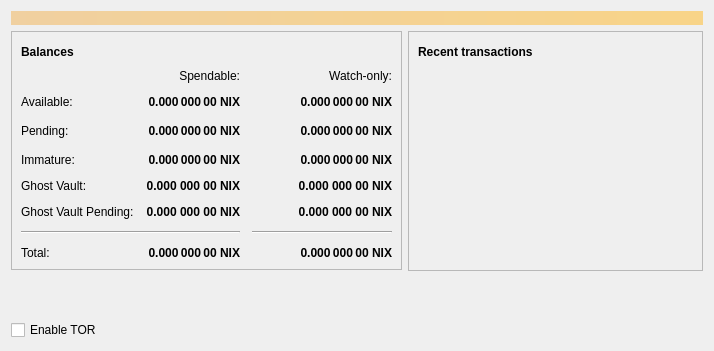
Before: the Qt Designer form src/qt/forms/overviewpage.ui in koifinance/NixCore, drawn with Qt 5.
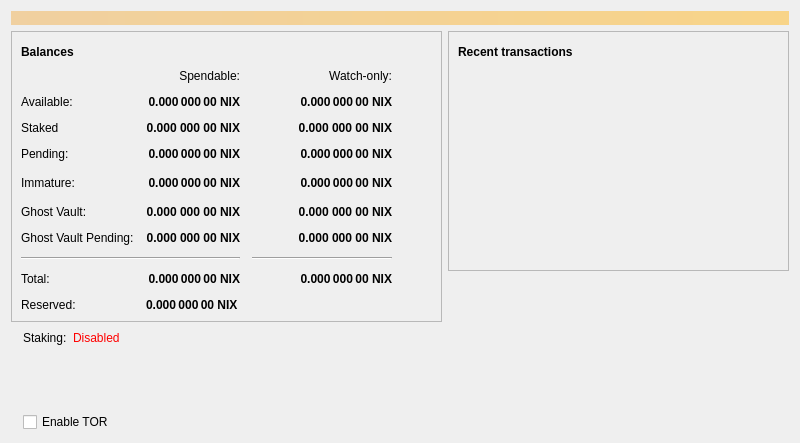
After: the same form once the commit is applied. Icons and pictures are not drawn.

Patch:
```diff
--- a/src/qt/forms/overviewpage.ui
+++ b/src/qt/forms/overviewpage.ui
@@ -6,8 +6,8 @@
    <rect>
     <x>0</x>
     <y>0</y>
-    <width>714</width>
-    <height>351</height>
+    <width>800</width>
+    <height>443</height>
    </rect>
   </property>
   <property name="windowTitle">
@@ -34,7 +34,7 @@
     </widget>
    </item>
    <item>
-    <layout class="QHBoxLayout" name="horizontalLayout" stretch="1,1">
+    <layout class="QHBoxLayout" name="horizontalLayout" stretch="0,1">
      <item>
       <layout class="QVBoxLayout" name="verticalLayout_2">
        <item>
@@ -114,8 +114,8 @@
             <property name="spacing">
              <number>12</number>
             </property>
-            <item row="7" column="2">
-             <widget class="QLabel" name="labelWatchTotal">
+            <item row="10" column="1">
+             <widget class="QLabel" name="labelTotal">
               <property name="font">
                <font>
                 <weight>75</weight>
@@ -139,27 +139,64 @@
               </property>
              </widget>
             </item>
-            <item row="7" column="0">
+            <item row="4" column="1">
+             <widget class="QLabel" name="labelImmature">
+              <property name="font">
+               <font>
+                <weight>75</weight>
+                <bold>true</bold>
+               </font>
+              </property>
+              <property name="cursor">
+               <cursorShape>IBeamCursor</cursorShape>
+              </property>
+              <property name="toolTip">
+               <string>Mined balance that has not yet matured</string>
+              </property>
+              <property name="text">
+               <string notr="true">0.000 000 00 NIX</string>
+              </property>
+              <property name="alignment">
+               <set>Qt::AlignRight|Qt::AlignTrailing|Qt::AlignVCenter</set>
+              </property>
+              <property name="textInteractionFlags">
+               <set>Qt::LinksAccessibleByMouse|Qt::TextSelectableByKeyboard|Qt::TextSelectableByMouse</set>
+              </property>
+             </widget>
+            </item>
+            <item row="4" column="2">
+             <widget class="QLabel" name="labelWatchImmature">
+              <property name="font">
+               <font>
+                <weight>75</weight>
+                <bold>true</bold>
+               </font>
+              </property>
+              <property name="cursor">
+               <cursorShape>IBeamCursor</cursorShape>
+              </property>
+              <property name="toolTip">
+               <string>Mined balance in watch-only addresses that has not yet matured</string>
+              </property>
+              <property name="text">
+               <string notr="true">0.000 000 00 NIX</string>
+              </property>
+              <property name="alignment">
+               <set>Qt::AlignRight|Qt::AlignTrailing|Qt::AlignVCenter</set>
+              </property>
+              <property name="textInteractionFlags">
+               <set>Qt::LinksAccessibleByMouse|Qt::TextSelectableByKeyboard|Qt::TextSelectableByMouse</set>
+              </property>
+             </widget>
+            </item>
+            <item row="10" column="0">
              <widget class="QLabel" name="labelTotalText">
               <property name="text">
                <string>Total:</string>
               </property>
              </widget>
             </item>
-            <item row="2" column="3">
-             <spacer name="horizontalSpacer_2">
-              <property name="orientation">
-               <enum>Qt::Horizontal</enum>
-              </property>
-              <property name="sizeHint" stdset="0">
-               <size>
-                <width>40</width>
-                <height>20</height>
-               </size>
-              </property>
-             </spacer>
-            </item>
-            <item row="2" column="1">
+            <item row="3" column="1">
              <widget class="QLabel" name="labelUnconfirmed">
               <property name="font">
                <font>
@@ -184,10 +221,203 @@
               </property>
              </widget>
             </item>
+            <item row="0" column="1">
+             <widget class="QLabel" name="labelSpendable">
+              <property name="text">
+               <string>Spendable:</string>
+              </property>
+              <property name="alignment">
+               <set>Qt::AlignRight|Qt::AlignTrailing|Qt::AlignVCenter</set>
+              </property>
+             </widget>
+            </item>
+            <item row="6" column="2">
+             <widget class="QLabel" name="labelWatchGhostUnconfirmed">
+              <property name="font">
+               <font>
+                <weight>75</weight>
+                <bold>true</bold>
+               </font>
+              </property>
+              <property name="text">
+               <string>0.000 000 00 NIX</string>
+              </property>
+              <property name="alignment">
+               <set>Qt::AlignRight|Qt::AlignTrailing|Qt::AlignVCenter</set>
+              </property>
+             </widget>
+            </item>
+            <item row="5" column="1">
+             <widget class="QLabel" name="labelGhost">
+              <property name="font">
+               <font>
+                <weight>75</weight>
+                <bold>true</bold>
+               </font>
+              </property>
+              <property name="text">
+               <string>0.000 000 00 NIX</string>
+              </property>
+              <property name="alignment">
+               <set>Qt::AlignRight|Qt::AlignTrailing|Qt::AlignVCenter</set>
+              </property>
+             </widget>
+            </item>
+            <item row="3" column="0">
+             <widget class="QLabel" name="labelPendingText">
+              <property name="text">
+               <string>Pending:</string>
+              </property>
+             </widget>
+            </item>
+            <item row="11" column="0">
+             <widget class="QLabel" name="labelReservedText">
+              <property name="text">
+               <string>Reserved:</string>
+              </property>
+             </widget>
+            </item>
+            <item row="3" column="2">
+             <widget class="QLabel" name="labelWatchPending">
+              <property name="font">
+               <font>
+                <weight>75</weight>
+                <bold>true</bold>
+               </font>
+              </property>
+              <property name="cursor">
+               <cursorShape>IBeamCursor</cursorShape>
+              </property>
+              <property name="toolTip">
+               <string>Unconfirmed transactions to watch-only addresses</string>
+              </property>
+              <property name="text">
+               <string notr="true">0.000 000 00 NIX</string>
+              </property>
+              <property name="alignment">
+               <set>Qt::AlignRight|Qt::AlignTrailing|Qt::AlignVCenter</set>
+              </property>
+              <property name="textInteractionFlags">
+               <set>Qt::LinksAccessibleByMouse|Qt::TextSelectableByKeyboard|Qt::TextSelectableByMouse</set>
+              </property>
+             </widget>
+            </item>
+            <item row="1" column="2">
+             <widget class="QLabel" name="labelWatchAvailable">
+              <property name="font">
+               <font>
+                <weight>75</weight>
+                <bold>true</bold>
+               </font>
+              </property>
+              <property name="cursor">
+               <cursorShape>IBeamCursor</cursorShape>
+              </property>
+              <property name="toolTip">
+               <string>Your current balance in watch-only addresses</string>
+              </property>
+              <property name="text">
+               <string notr="true">0.000 000 00 NIX</string>
+              </property>
+              <property name="alignment">
+               <set>Qt::AlignRight|Qt::AlignTrailing|Qt::AlignVCenter</set>
+              </property>
+              <property name="textInteractionFlags">
+               <set>Qt::LinksAccessibleByMouse|Qt::TextSelectableByKeyboard|Qt::TextSelectableByMouse</set>
+              </property>
+             </widget>
+            </item>
             <item row="4" column="0">
-             <widget class="QLabel" name="labelGhostText">
+             <widget class="QLabel" name="labelImmatureText">
               <property name="text">
-               <string>Ghost Vault: </string>
+               <string>Immature:</string>
+              </property>
+             </widget>
+            </item>
+            <item row="6" column="0">
+             <widget class="QLabel" name="labelGhostUnconfirmedText">
+              <property name="text">
+               <string>Ghost Vault Pending:</string>
+              </property>
+             </widget>
+            </item>
+            <item row="1" column="1">
+             <widget class="QLabel" name="labelBalance">
+              <property name="font">
+               <font>
+                <weight>75</weight>
+                <bold>true</bold>
+               </font>
+              </property>
+              <property name="cursor">
+               <cursorShape>IBeamCursor</cursorShape>
+              </property>
+              <property name="toolTip">
+               <string>Your current spendable balance</string>
+              </property>
+              <property name="text">
+               <string notr="true">0.000 000 00 NIX</string>
+              </property>
+              <property name="alignment">
+               <set>Qt::AlignRight|Qt::AlignTrailing|Qt::AlignVCenter</set>
+              </property>
+              <property name="textInteractionFlags">
+               <set>Qt::LinksAccessibleByMouse|Qt::TextSelectableByKeyboard|Qt::TextSelectableByMouse</set>
+              </property>
+             </widget>
+            </item>
+            <item row="2" column="2">
+             <widget class="QLabel" name="labelWatchStaked">
+              <property name="font">
+               <font>
+                <weight>75</weight>
+                <bold>true</bold>
+               </font>
+              </property>
+              <property name="text">
+               <string>0.000 000 00 NIX</string>
+              </property>
+              <property name="alignment">
+               <set>Qt::AlignRight|Qt::AlignTrailing|Qt::AlignVCenter</set>
+              </property>
+             </widget>
+            </item>
+            <item row="10" column="2">
+             <widget class="QLabel" name="labelWatchTotal">
+              <property name="font">
+               <font>
+                <weight>75</weight>
+                <bold>true</bold>
+               </font>
+              </property>
+              <property name="cursor">
+               <cursorShape>IBeamCursor</cursorShape>
+              </property>
+              <property name="toolTip">
+               <string>Current total balance in watch-only addresses</string>
+              </property>
+              <property name="text">
+               <string notr="true">0.000 000 00 NIX</string>
+              </property>
+              <property name="alignment">
+               <set>Qt::AlignRight|Qt::AlignTrailing|Qt::AlignVCenter</set>
+              </property>
+              <property name="textInteractionFlags">
+               <set>Qt::LinksAccessibleByMouse|Qt::TextSelectableByKeyboard|Qt::TextSelectableByMouse</set>
+              </property>
+             </widget>
+            </item>
+            <item row="2" column="0">
+             <widget class="QLabel" name="label">
+              <property name="text">
+               <string>Staked</string>
+              </property>
+             </widget>
+            </item>
+            <item row="9" column="0" colspan="2">
+             <widget class="Line" name="line">
+              <property name="orientation">
+               <enum>Qt::Horizontal</enum>
               </property>
              </widget>
             </item>
@@ -201,7 +431,46 @@
               </property>
              </widget>
             </item>
-            <item row="6" column="2">
+            <item row="1" column="0">
+             <widget class="QLabel" name="labelBalanceText">
+              <property name="text">
+               <string>Available:</string>
+              </property>
+             </widget>
+            </item>
+            <item row="6" column="1">
+             <widget class="QLabel" name="labelGhostUnconfirmed">
+              <property name="font">
+               <font>
+                <weight>75</weight>
+                <bold>true</bold>
+               </font>
+              </property>
+              <property name="text">
+               <string>0.000 000 00 NIX</string>
+              </property>
+              <property name="alignment">
+               <set>Qt::AlignRight|Qt::AlignTrailing|Qt::AlignVCenter</set>
+              </property>
+             </widget>
+            </item>
+            <item row="2" column="1">
+             <widget class="QLabel" name="labelStaked">
+              <property name="font">
+               <font>
+                <weight>75</weight>
+                <bold>true</bold>
+               </font>
+              </property>
+              <property name="text">
+               <string>0.000 000 00 NIX</string>
+              </property>
+              <property name="alignment">
+               <set>Qt::AlignRight|Qt::AlignTrailing|Qt::AlignVCenter</set>
+              </property>
+             </widget>
+            </item>
+            <item row="9" column="2">
              <widget class="Line" name="lineWatchBalance">
               <property name="sizePolicy">
                <sizepolicy hsizetype="Preferred" vsizetype="Fixed">
@@ -220,25 +489,8 @@
               </property>
              </widget>
             </item>
-            <item row="2" column="0">
-             <widget class="QLabel" name="labelPendingText">
-              <property name="text">
-               <string>Pending:</string>
-              </property>
-             </widget>
-            </item>
-            <item row="0" column="1">
-             <widget class="QLabel" name="labelSpendable">
-              <property name="text">
-               <string>Spendable:</string>
-              </property>
-              <property name="alignment">
-               <set>Qt::AlignRight|Qt::AlignTrailing|Qt::AlignVCenter</set>
-              </property>
-             </widget>
-            </item>
-            <item row="3" column="1">
-             <widget class="QLabel" name="labelImmature">
+            <item row="11" column="1">
+             <widget class="QLabel" name="labelReserved">
               <property name="font">
                <font>
                 <weight>75</weight>
@@ -252,219 +504,19 @@
                <string>Mined balance that has not yet matured</string>
               </property>
               <property name="text">
-               <string notr="true">0.000 000 00 NIX</string>
-              </property>
-              <property name="alignment">
-               <set>Qt::AlignRight|Qt::AlignTrailing|Qt::AlignVCenter</set>
-              </property>
-              <property name="textInteractionFlags">
-               <set>Qt::LinksAccessibleByMouse|Qt::TextSelectableByKeyboard|Qt::TextSelectableByMouse</set>
-              </property>
-             </widget>
-            </item>
-            <item row="1" column="0">
-             <widget class="QLabel" name="labelBalanceText">
-              <property name="text">
-               <string>Available:</string>
-              </property>
-             </widget>
-            </item>
-            <item row="6" column="0" colspan="2">
-             <widget class="Line" name="line">
-              <property name="orientation">
-               <enum>Qt::Horizontal</enum>
-              </property>
-             </widget>
-            </item>
-            <item row="3" column="0">
-             <widget class="QLabel" name="labelImmatureText">
-              <property name="text">
-               <string>Immature:</string>
-              </property>
-             </widget>
-            </item>
-            <item row="4" column="1">
-             <widget class="QLabel" name="labelGhost">
-              <property name="font">
-               <font>
-                <weight>75</weight>
-                <bold>true</bold>
-               </font>
-              </property>
-              <property name="text">
-               <string>0.000 000 00 NIX</string>
-              </property>
-              <property name="alignment">
-               <set>Qt::AlignRight|Qt::AlignTrailing|Qt::AlignVCenter</set>
-              </property>
-             </widget>
-            </item>
-            <item row="7" column="1">
-             <widget class="QLabel" name="labelTotal">
-              <property name="font">
-               <font>
-                <weight>75</weight>
-                <bold>true</bold>
-               </font>
-              </property>
-              <property name="cursor">
-               <cursorShape>IBeamCursor</cursorShape>
-              </property>
-              <property name="toolTip">
-               <string>Your current total balance</string>
-              </property>
-              <property name="text">
-               <string notr="true">0.000 000 00 NIX</string>
-              </property>
-              <property name="alignment">
-               <set>Qt::AlignRight|Qt::AlignTrailing|Qt::AlignVCenter</set>
-              </property>
-              <property name="textInteractionFlags">
-               <set>Qt::LinksAccessibleByMouse|Qt::TextSelectableByKeyboard|Qt::TextSelectableByMouse</set>
-              </property>
-             </widget>
-            </item>
-            <item row="1" column="2">
-             <widget class="QLabel" name="labelWatchAvailable">
-              <property name="font">
-               <font>
-                <weight>75</weight>
-                <bold>true</bold>
-               </font>
-              </property>
-              <property name="cursor">
-               <cursorShape>IBeamCursor</cursorShape>
-              </property>
-              <property name="toolTip">
-               <string>Your current balance in watch-only addresses</string>
-              </property>
-              <property name="text">
-               <string notr="true">0.000 000 00 NIX</string>
-              </property>
-              <property name="alignment">
-               <set>Qt::AlignRight|Qt::AlignTrailing|Qt::AlignVCenter</set>
-              </property>
-              <property name="textInteractionFlags">
-               <set>Qt::LinksAccessibleByMouse|Qt::TextSelectableByKeyboard|Qt::TextSelectableByMouse</set>
-              </property>
-             </widget>
-            </item>
-            <item row="4" column="2">
-             <widget class="QLabel" name="labelWatchGhost">
-              <property name="font">
-               <font>
-                <weight>75</weight>
-                <bold>true</bold>
-               </font>
-              </property>
-              <property name="text">
-               <string>0.000 000 00 NIX</string>
-              </property>
-              <property name="alignment">
-               <set>Qt::AlignRight|Qt::AlignTrailing|Qt::AlignVCenter</set>
-              </property>
-             </widget>
-            </item>
-            <item row="3" column="2">
-             <widget class="QLabel" name="labelWatchImmature">
-              <property name="font">
-               <font>
-                <weight>75</weight>
-                <bold>true</bold>
-               </font>
-              </property>
-              <property name="cursor">
-               <cursorShape>IBeamCursor</cursorShape>
-              </property>
-              <property name="toolTip">
-               <string>Mined balance in watch-only addresses that has not yet matured</string>
-              </property>
-              <property name="text">
-               <string notr="true">0.000 000 00 NIX</string>
-              </property>
-              <property name="alignment">
-               <set>Qt::AlignRight|Qt::AlignTrailing|Qt::AlignVCenter</set>
-              </property>
-              <property name="textInteractionFlags">
-               <set>Qt::LinksAccessibleByMouse|Qt::TextSelectableByKeyboard|Qt::TextSelectableByMouse</set>
-              </property>
-             </widget>
-            </item>
-            <item row="2" column="2">
-             <widget class="QLabel" name="labelWatchPending">
-              <property name="font">
-               <font>
-                <weight>75</weight>
-                <bold>true</bold>
-               </font>
-              </property>
-              <property name="cursor">
-               <cursorShape>IBeamCursor</cursorShape>
-              </property>
-              <property name="toolTip">
-               <string>Unconfirmed transactions to watch-only addresses</string>
-              </property>
-              <property name="text">
-               <string notr="true">0.000 000 00 NIX</string>
-              </property>
-              <property name="alignment">
-               <set>Qt::AlignRight|Qt::AlignTrailing|Qt::AlignVCenter</set>
-              </property>
-              <property name="textInteractionFlags">
-               <set>Qt::LinksAccessibleByMouse|Qt::TextSelectableByKeyboard|Qt::TextSelectableByMouse</set>
-              </property>
-             </widget>
-            </item>
-            <item row="1" column="1">
-             <widget class="QLabel" name="labelBalance">
-              <property name="font">
-               <font>
-                <weight>75</weight>
-                <bold>true</bold>
-               </font>
-              </property>
-              <property name="cursor">
-               <cursorShape>IBeamCursor</cursorShape>
-              </property>
-              <property name="toolTip">
-               <string>Your current spendable balance</string>
-              </property>
-              <property name="text">
-               <string notr="true">0.000 000 00 NIX</string>
-              </property>
-              <property name="alignment">
-               <set>Qt::AlignRight|Qt::AlignTrailing|Qt::AlignVCenter</set>
-              </property>
-              <property name="textInteractionFlags">
-               <set>Qt::LinksAccessibleByMouse|Qt::TextSelectableByKeyboard|Qt::TextSelectableByMouse</set>
+               <string>0.000 000 00 NIX</string>
               </property>
              </widget>
             </item>
             <item row="5" column="0">
-             <widget class="QLabel" name="labelGhostUnconfirmedText">
+             <widget class="QLabel" name="labelGhostText">
               <property name="text">
-               <string>Ghost Vault Pending:</string>
-              </property>
-             </widget>
-            </item>
-            <item row="5" column="1">
-             <widget class="QLabel" name="labelGhostUnconfirmed">
-              <property name="font">
-               <font>
-                <weight>75</weight>
-                <bold>true</bold>
-               </font>
-              </property>
-              <property name="text">
-               <string>0.000 000 00 NIX</string>
-              </property>
-              <property name="alignment">
-               <set>Qt::AlignRight|Qt::AlignTrailing|Qt::AlignVCenter</set>
+               <string>Ghost Vault: </string>
               </property>
              </widget>
             </item>
             <item row="5" column="2">
-             <widget class="QLabel" name="labelWatchGhostUnconfirmed">
+             <widget class="QLabel" name="labelWatchGhost">
               <property name="font">
                <font>
                 <weight>75</weight>
@@ -479,13 +531,69 @@
               </property>
              </widget>
             </item>
+            <item row="4" column="3">
+             <spacer name="horizontalSpacer_2">
+              <property name="orientation">
+               <enum>Qt::Horizontal</enum>
+              </property>
+              <property name="sizeHint" stdset="0">
+               <size>
+                <width>40</width>
+                <height>20</height>
+               </size>
+              </property>
+             </spacer>
+            </item>
            </layout>
           </item>
          </layout>
         </widget>
        </item>
        <item>
-        <spacer name="verticalSpacer">
+        <layout class="QHBoxLayout" name="horizontalLayout_3">
+         <property name="leftMargin">
+          <number>12</number>
+         </property>
+         <property name="topMargin">
+          <number>0</number>
+         </property>
+         <item>
+          <widget class="QLabel" name="label_3">
+           <property name="text">
+            <string>Staking:</string>
+           </property>
+          </widget>
+         </item>
+         <item>
+          <widget class="QLabel" name="isStakingLabel">
+           <property name="styleSheet">
+            <string notr="true">color: red;</string>
+           </property>
+           <property name="text">
+            <string>Disabled</string>
+           </property>
+           <property name="alignment">
+            <set>Qt::AlignLeading|Qt::AlignLeft|Qt::AlignVCenter</set>
+           </property>
+          </widget>
+         </item>
+         <item>
+          <spacer name="horizontalSpacer_4">
+           <property name="orientation">
+            <enum>Qt::Horizontal</enum>
+           </property>
+           <property name="sizeHint" stdset="0">
+            <size>
+             <width>40</width>
+             <height>20</height>
+            </size>
+           </property>
+          </spacer>
+         </item>
+        </layout>
+       </item>
+       <item>
+        <spacer name="verticalSpacer_3">
          <property name="orientation">
           <enum>Qt::Vertical</enum>
          </property>
@@ -498,11 +606,21 @@
         </spacer>
        </item>
        <item>
-        <widget class="QCheckBox" name="checkboxEnabledTor">
-         <property name="text">
-          <string>Enable TOR</string>
+        <layout class="QVBoxLayout" name="verticalLayout_5">
+         <property name="leftMargin">
+          <number>12</number>
          </property>
-        </widget>
+         <property name="topMargin">
+          <number>0</number>
+         </property>
+         <item>
+          <widget class="QCheckBox" name="checkboxEnabledTor">
+           <property name="text">
+            <string>Enable TOR</string>
+           </property>
+          </widget>
+         </item>
+        </layout>
        </item>
       </layout>
      </item>
```
Left out of the diff: 8 changed lines with no effect on the pictures.
